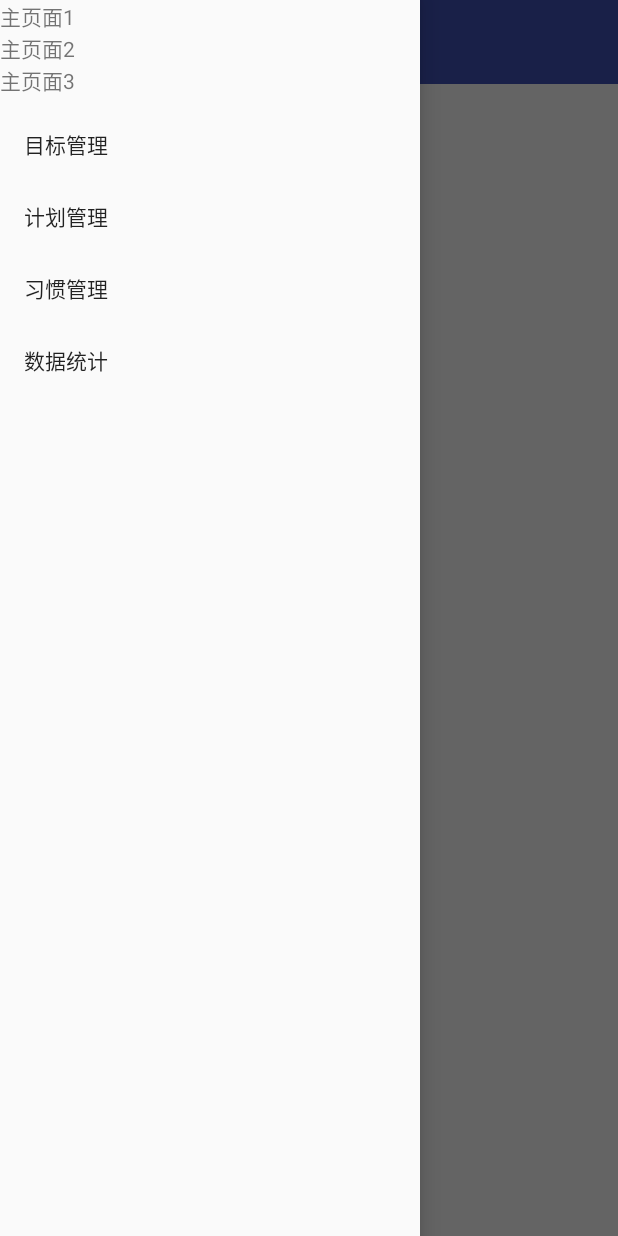
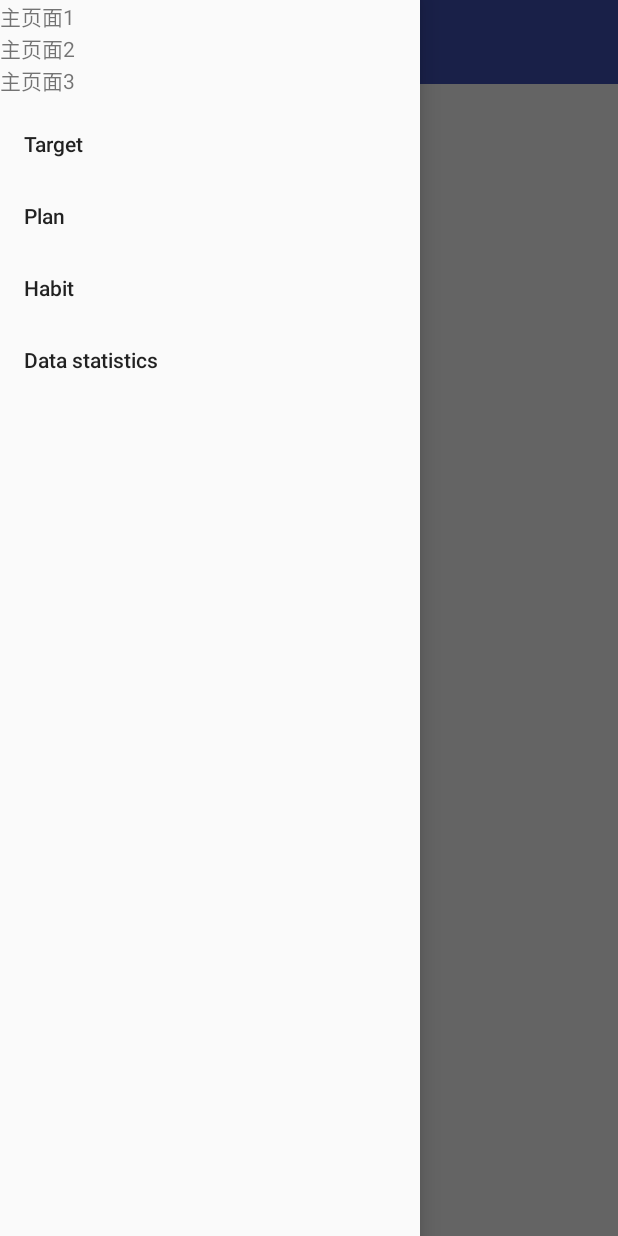
Before and after one commit to pollyyyuan/tagLife, an Android app: the screen it shows after launch (MainActivity), with the side drawer open, on a phone screen of 412 x 824 dp. Run offline under Robolectric (Android 15) with nearby library versions, the phone set to English and light mode, and no system bars.

Commit message:
增加中文翻译

```diff
--- a/app/src/main/java/me/yuanye/taglife/MainActivity.java
+++ b/app/src/main/java/me/yuanye/taglife/MainActivity.java
@@ -5,9 +5,10 @@ import android.os.Bundle;
 import android.support.annotation.NonNull;
 import android.support.design.widget.NavigationView;
 import android.support.v7.app.AppCompatActivity;
-import android.util.Log;
 import android.view.Menu;
 import android.view.MenuItem;
+
+import me.yuanye.taglife.target.TargetManagerActivity;
 
 public class MainActivity extends AppCompatActivity {
 
--- a/app/src/main/res/menu/menu_main.xml
+++ b/app/src/main/res/menu/menu_main.xml
@@ -5,25 +5,25 @@
     <item
         android:id="@+id/target_manager"
         android:orderInCategory="100"
-        android:title="目标管理"
+        android:title="@string/target_manager"
         app:showAsAction="never" />
 
     <item
         android:id="@+id/plan_manager"
         android:orderInCategory="100"
-        android:title="计划管理"
+        android:title="@string/plan_manager"
         app:showAsAction="never" />
 
     <item
         android:id="@+id/habit_manager"
         android:orderInCategory="100"
-        android:title="习惯管理"
+        android:title="@string/habit_manager"
         app:showAsAction="never" />
 
     <item
         android:id="@+id/data_statistics"
         android:orderInCategory="100"
-        android:title="数据统计"
+        android:title="@string/data_statistics"
         app:showAsAction="never" />
 
 </menu>
--- a/app/src/main/res/menu/menu_target_manager.xml
+++ b/app/src/main/res/menu/menu_target_manager.xml
@@ -1,12 +1,12 @@
 <menu xmlns:android="http://schemas.android.com/apk/res/android"
     xmlns:app="http://schemas.android.com/apk/res-auto"
     xmlns:tools="http://schemas.android.com/tools"
-    tools:context="me.yuanye.taglife.TargetManagerActivity">
+    tools:context="me.yuanye.taglife.target.TargetManagerActivity">
 
     <item
         android:id="@+id/target_manager_add"
         android:orderInCategory="100"
-        android:title="添加"
+        android:title="@string/add_target"
         app:showAsAction="always" />
 
 </menu>
--- a/app/src/main/res/values/strings.xml
+++ b/app/src/main/res/values/strings.xml
@@ -1,4 +1,11 @@
 <resources>
     <string name="app_name">TagLife</string>
-    <string name="action_settings">Settings</string>
+    <string name="action_settings" translatable="false">Settings</string>
+
+    <!-- 目标管理 -->
+    <string name="add_target">Add</string>
+    <string name="data_statistics">Data statistics</string>
+    <string name="habit_manager">Habit</string>
+    <string name="plan_manager">Plan</string>
+    <string name="target_manager">Target</string>
 </resources>
```
Also changed, not shown: 1 other file.
